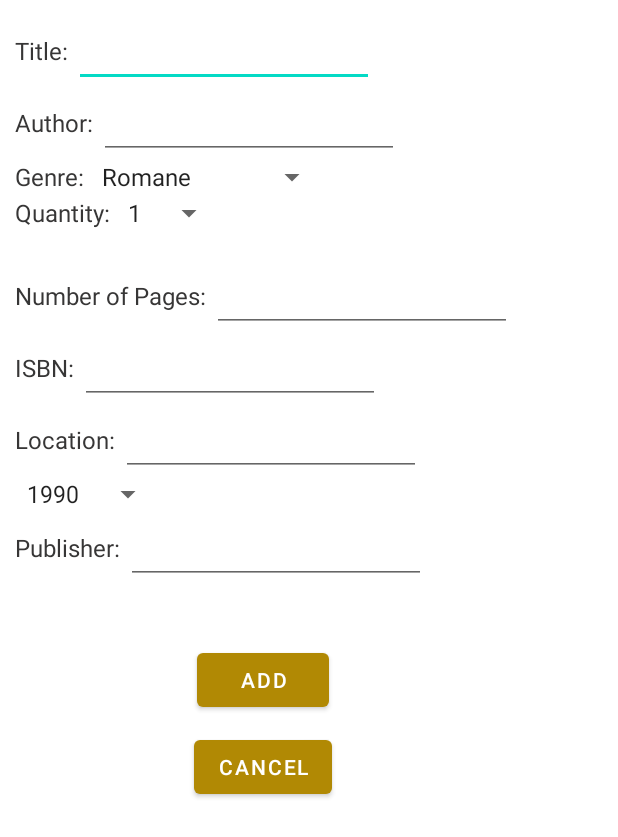
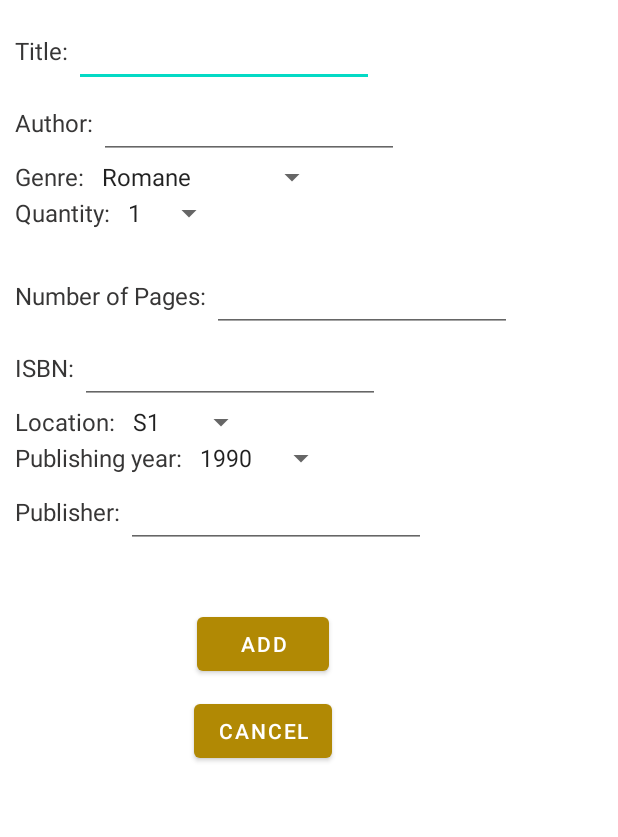
Before and after one commit to patrizianeubauer/LibrarySystem, an Android app: the layout add_new_book_dialog.xml on its own in the app's theme, with its tools: preview values and no code run, on a phone screen of 412 x 824 dp. Shown: the top 837 px of the screen. Run offline under Robolectric (Android 15) with nearby library versions, the phone set to English and light mode, and no system bars.

Commit message:
Enter new book updated -> spinner location

```diff
--- a/app/src/main/java/com/example/librarymanagementsystem/MainActivity.java
+++ b/app/src/main/java/com/example/librarymanagementsystem/MainActivity.java
@@ -8,7 +8,6 @@ import android.content.Intent;
 import android.os.Bundle;
 import android.view.View;
 import android.widget.Button;
-import android.widget.DatePicker;
 import android.widget.EditText;
 import android.widget.Spinner;
 import android.widget.Toast;
@@ -20,16 +19,11 @@ import com.example.librarymanagementsystem.ui.cardviews.AllBooksActivity;
 import com.example.librarymanagementsystem.ui.cardviews.BorrowActivity;
 import com.example.librarymanagementsystem.ui.cardviews.ReturnActivity;
 import com.example.librarymanagementsystem.ui.cardviews.SearchActivity;
-import com.example.librarymanagementsystem.ui.login.LoginActivity;
 import com.google.android.material.floatingactionbutton.FloatingActionButton;
 import com.google.android.material.snackbar.Snackbar;
 
-import java.text.SimpleDateFormat;
-import java.time.Instant;
 import java.util.ArrayList;
-import java.util.Calendar;
 import java.util.Date;
-import java.util.GregorianCalendar;
 
 public class MainActivity extends AppCompatActivity {
 
@@ -96,14 +90,14 @@ public class MainActivity extends AppCompatActivity {
 
         AlertDialog.Builder builder = new AlertDialog.Builder(this);
         builder.setTitle("Enter new book:");
-        View viewAddDialog = getLayoutInflater().inflate(R.layout.add_dialog, null);
+        View viewAddDialog = getLayoutInflater().inflate(R.layout.add_new_book_dialog, null);
         EditText eTitle = viewAddDialog.findViewById(R.id.title);
         EditText eISBN = viewAddDialog.findViewById(R.id.isbn);
         EditText eAuthor = viewAddDialog.findViewById(R.id.author);
         EditText eNOP = viewAddDialog.findViewById(R.id.numberOfPages);
         Spinner sQuantity = viewAddDialog.findViewById(R.id.spinnerQuantity);
         Spinner sGenre = viewAddDialog.findViewById(R.id.spinnerGenre);
-        EditText eLocation = viewAddDialog.findViewById(R.id.location);
+        Spinner sLocation = viewAddDialog.findViewById(R.id.spinnerLocation);
         Spinner sPublishingYear = viewAddDialog.findViewById(R.id.spinnerPublishingYear);
         EditText ePublisher = viewAddDialog.findViewById(R.id.publisher);
         Button bAdd, bCancel;
@@ -114,7 +108,7 @@ public class MainActivity extends AppCompatActivity {
             String title = eTitle.getText().toString();
             String isbn = eISBN.getText().toString();
             String author = eAuthor.getText().toString();
-            String location = eLocation.getText().toString();
+            String location = sLocation.getSelectedItem().toString();
             String publisher = ePublisher.getText().toString();
 
             if (title.equals("") || isbn.equals("") || eNOP.getText().toString().equals("") || author.equals("") || location.equals("") || publisher.equals("")) {
@@ -124,7 +118,7 @@ public class MainActivity extends AppCompatActivity {
                                 Toast.LENGTH_SHORT)
                         .show();
             } else {
-                Book newBook = new Book(eTitle.getText().toString(), eISBN.getText().toString(), eAuthor.getText().toString(), Integer.parseInt(sQuantity.getSelectedItem().toString()), Integer.parseInt(eNOP.getText().toString()), sGenre.getSelectedItem().toString(), eLocation.getText().toString(), new Date(), ePublisher.getText().toString(), new ArrayList<BorrowingProcess>());
+                Book newBook = new Book(eTitle.getText().toString(), eISBN.getText().toString(), eAuthor.getText().toString(), Integer.parseInt(sQuantity.getSelectedItem().toString()), Integer.parseInt(eNOP.getText().toString()), sGenre.getSelectedItem().toString(), sLocation.getSelectedItem().toString(), new Date(), ePublisher.getText().toString(), new ArrayList<BorrowingProcess>());
                 DataHandling.bookList.add(newBook);
                 Toast.makeText(
                                 MainActivity.this,
--- a/app/src/main/res/layout/add_dialog.xml
+++ b/app/src/main/res/layout/add_new_book_dialog.xml
@@ -146,18 +146,25 @@
                 android:text="Location: "
                 style="@style/TextViewStyleDialogs"/>
 
-            <EditText
-                android:id="@+id/location"
-                android:layout_width="200dp"
+            <Spinner
+                android:id="@+id/spinnerLocation"
+                android:layout_width="match_parent"
                 android:layout_height="wrap_content"
-                android:minHeight="48dp"
-                style="@style/TextViewStyleDialogs"/>
+                android:layout_alignParentEnd="true"
+                android:layout_marginStart="0dp"
+                android:entries="@array/spinnerLocation" />
         </LinearLayout>
 
         <LinearLayout
             android:layout_width="wrap_content"
             android:layout_height="wrap_content"
             android:orientation="horizontal">
+
+            <TextView
+                android:layout_width="match_parent"
+                android:layout_height="wrap_content"
+                android:text="Publishing year: "
+                style="@style/TextViewStyleDialogs"/>
 
             <Spinner
                 android:id="@+id/spinnerPublishingYear"
@@ -188,8 +195,6 @@
                 style="@style/TextViewStyleDialogs"/>
         </LinearLayout>
 
-
-
         <Button
             android:id="@+id/addButton"
             android:layout_width="wrap_content"
--- a/app/src/main/res/values/strings.xml
+++ b/app/src/main/res/values/strings.xml
@@ -15,6 +15,18 @@
         <item>1</item>
         <item>2</item>
         <item>3</item>
+    </string-array>
+    <string-array name="spinnerLocation">
+        <item>S1</item>
+        <item>S2</item>
+        <item>S3</item>
+        <item>S4</item>
+        <item>S5</item>
+        <item>S6</item>
+        <item>S7</item>
+        <item>S8</item>
+        <item>S9</item>
+        <item>S10</item>
     </string-array>
     <string-array name="spinnerPublishingYears">
         <item>1990</item>
```
